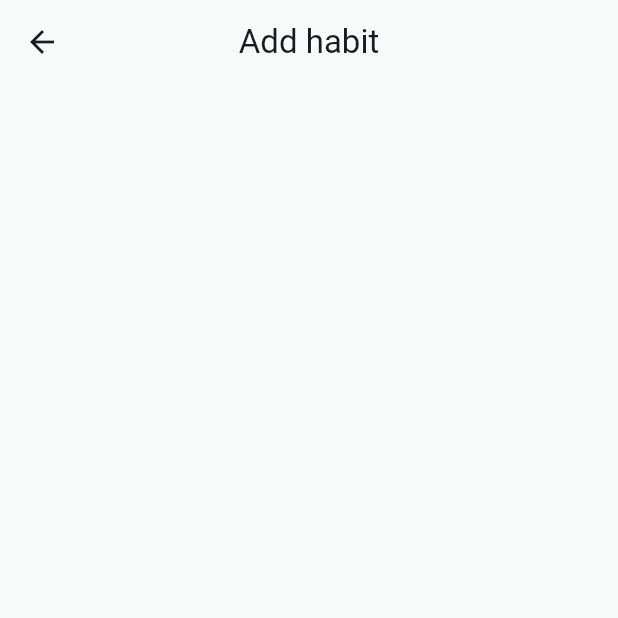
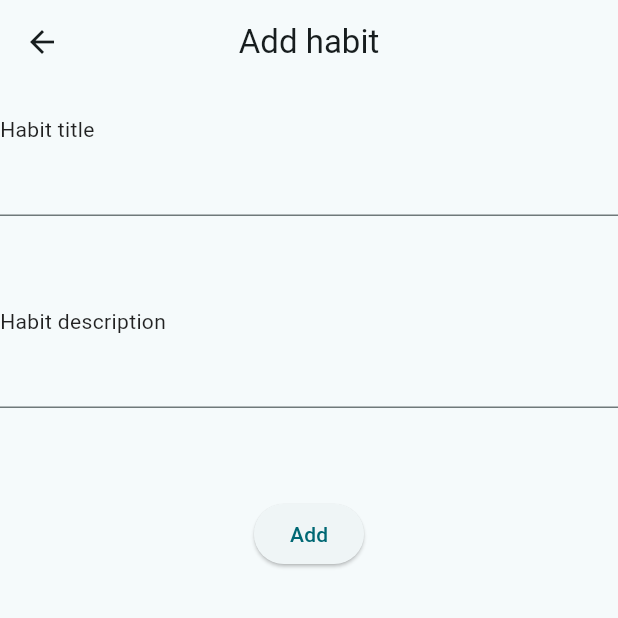
Before and after one commit to JB02S/habit-tracker-app, a Flutter app: the screen it shows after launch, after a tap on the "add" icon, on a phone screen of 412 x 824 dp, the top half of it. Run offline on Flutter 3.47's test engine with Material 3 defaults, Android fonts, the phone set to English and light mode, and no system bars; our stand-ins replace get_it, isar; accounts and stored records are empty; generated files the repository leaves out were written again.

Commit message:
adding isar schemas and working on crud operations

```diff
--- /dev/null
+++ b/lib/core/services/database_service.dart
@@ -0,0 +1,19 @@
+
+import 'package:habit_tracker_app/features/habit_tracker/data/models/habit_model.dart';
+import 'package:isar/isar.dart';
+import 'package:path_provider/path_provider.dart';
+
+// Service class for opening isar database, use getit locater to access
+
+class DatabaseService {
+
+  static Future<Isar> initDatabase() async {
+
+    final dir = await getApplicationDocumentsDirectory();
+
+    return await Isar.open(
+      [HabitModelSchema],
+      directory: '${dir.path}/lib/features/habit_tracker/data/data_source'
+    );
+  }
+}
--- /dev/null
+++ b/lib/features/habit_tracker/data/models/habit_model.dart
@@ -0,0 +1,19 @@
+import 'package:habit_tracker_app/features/habit_tracker/domain/entities/habit_entity.dart';
+import 'package:isar/isar.dart';
+
+part 'habit_model.g.dart';
+
+@collection
+class HabitModel extends HabitEntity{
+
+  Id id = Isar.autoIncrement;
+
+  HabitModel({required super.title, required super.description});
+
+  factory HabitModel.fromEntity(HabitEntity entity) {
+    return HabitModel(
+      title: entity.title,
+      description: entity.description
+    );
+  }
+}
--- /dev/null
+++ b/lib/features/habit_tracker/data/repositories/habit_repository_impl.dart
@@ -0,0 +1,21 @@
+
+import 'package:habit_tracker_app/features/habit_tracker/data/models/habit_model.dart';
+import 'package:habit_tracker_app/features/habit_tracker/domain/entities/habit_entity.dart';
+import 'package:habit_tracker_app/features/habit_tracker/domain/repositories/habit_repository.dart';
+import 'package:isar/isar.dart';
+
+class HabitRepositoryImpl implements HabitRepository {
+
+  final Isar _isar;
+
+  HabitRepositoryImpl(this._isar);
+
+  @override
+  Future<void> createHabit(HabitEntity habit) async {
+
+    await _isar.writeTxn(() async {
+      await _isar.habitModels.put(HabitModel.fromEntity(habit));
+    });
+  }
+
+}
--- /dev/null
+++ b/lib/features/habit_tracker/domain/repositories/habit_repository.dart
@@ -0,0 +1,5 @@
+import 'package:habit_tracker_app/features/habit_tracker/domain/entities/habit_entity.dart';
+
+abstract class HabitRepository {
+  Future<void> createHabit(HabitEntity habit);
+}
--- a/lib/features/habit_tracker/presentation/pages/add_habit_page.dart
+++ b/lib/features/habit_tracker/presentation/pages/add_habit_page.dart
@@ -1,5 +1,7 @@
 import 'package:flutter/cupertino.dart';
 import 'package:flutter/material.dart';
+import 'package:habit_tracker_app/features/habit_tracker/presentation/bloc/habit_provider.dart';
+import 'package:provider/provider.dart';
 
 class AddHabitPage extends StatefulWidget {
   const AddHabitPage({super.key});
@@ -9,13 +11,59 @@ class AddHabitPage extends StatefulWidget {
 }
 
 class _AddHabitPageState extends State<AddHabitPage> {
+
+  final _formKey = GlobalKey<FormState>();
+  String _description = '';
+  String _title = '';
+
   @override
   Widget build(BuildContext context) {
     return Scaffold(
       appBar: AppBar(
         centerTitle: true,
         title: const Text("Add habit")
-      )
+      ),
+      body: Form(
+        key: _formKey,
+        child: Column(
+          crossAxisAlignment: CrossAxisAlignment.start,
+          children: [
+            SizedBox(height: 20,),
+            const Text("Habit title"),
+            TextFormField(
+              validator: (String? value) {
+                return (value == null || value.isEmpty) ? 'Please enter a value' : null;
+              },
+              onSaved: (value) {
+                _title = value!;
+              },
+            ),
+            SizedBox(height: 60,),
+            const Text("Habit description"),
+            TextFormField(
+              validator: (String? value) {
+                return (value == null || value.isEmpty) ? 'Please enter a value' : null;
+              },
+              onSaved: (value) {
+                _description = value!;
+              },
+
+            ),
+            SizedBox(height: 60,),
+            Center(
+              child: ElevatedButton(
+                onPressed: () {
+                  if (_formKey.currentState!.validate()) {
+                    _formKey.currentState!.save();
+                    context.read<HabitProvider>().createAndAddNewHabit(_title, _description);
+                  }
+                },
+                child: Text("Add")
+              ),
+            ),
+          ],
+        ),
+      ),
     );
   }
 }
--- a/lib/main.dart
+++ b/lib/main.dart
@@ -1,10 +1,22 @@
 import 'package:flutter/material.dart';
+import 'package:habit_tracker_app/core/services/database_service.dart';
 import 'package:habit_tracker_app/features/habit_tracker/presentation/bloc/habit_provider.dart';
 import 'package:provider/provider.dart';
 import 'features/habit_tracker/presentation/pages/home_page.dart';
+import 'package:get_it/get_it.dart';
 
 
 void main() async {
+
+  // Returns our isar instance for CRUD operations
+  final isar = DatabaseService.initDatabase();
+
+  // Create locater for depedency injection
+  final locater = GetIt.instance;
+
+  // Add isar database service to locater as singleton to prevent multiple read / write operations to db simultaneously
+  locater.registerSingleton(isar);
+
   runApp(
     MultiProvider(
       providers: [
--- a/pubspec.yaml
+++ b/pubspec.yaml
@@ -37,6 +37,9 @@ dependencies:
   cupertino_icons: ^1.0.8
   provider: ^6.1.2
   get_it: ^8.0.0
+  isar: ^3.1.0+1
+  isar_flutter_libs: ^3.1.0+1
+  path_provider: ^2.1.4
 
 dev_dependencies:
   flutter_test:
@@ -48,6 +51,8 @@ dev_dependencies:
   # package. See that file for information about deactivating specific lint
   # rules and activating additional ones.
   flutter_lints: ^4.0.0
+  isar_generator: ^3.1.0+1
+  build_runner: ^2.4.13
 
 # For information on the generic Dart part of this file, see the
 # following page: https://dart.dev/tools/pub/pubspec
```
Also changed, not shown: lib/features/habit_tracker/data/models/habit_model.g.dart (added), pubspec.lock, 5 other files.
